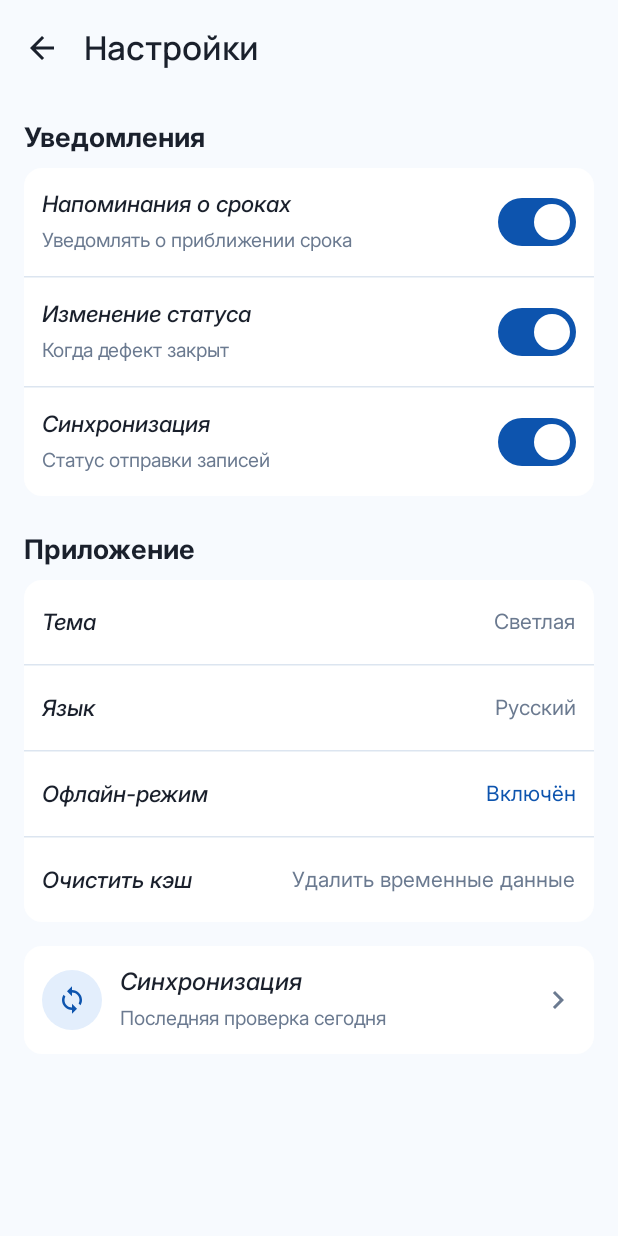
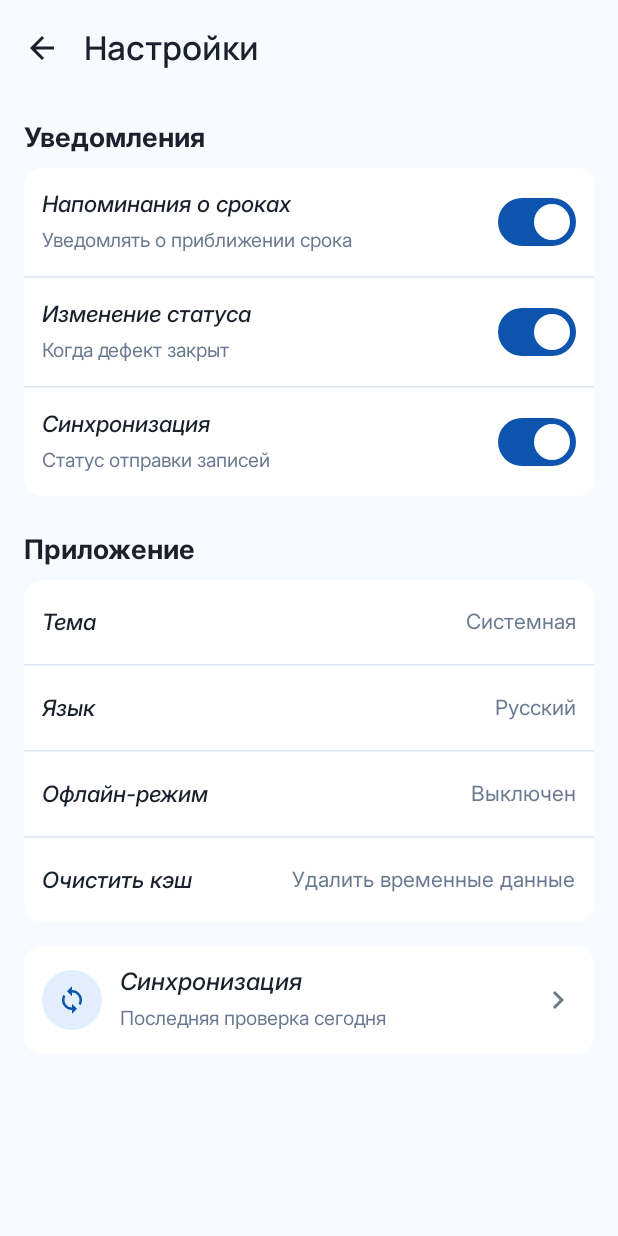
Before and after one commit to zMari-3/SuperStroy, an Android app built with Jetpack Compose: the SettingsScreen screen opened through its navigation route, on a phone screen of 412 x 824 dp. Run offline under Robolectric (Android 15) with nearby library versions, the phone set to English and light mode, and no system bars; our stand-ins replace Dagger/Hilt's generated code; libraries missing offline, so code that uses them is left out: androidx.hilt.lifecycle.

Commit message:
feat: add setting feature

```diff
--- a/superStroy/app/build.gradle.kts
+++ b/superStroy/app/build.gradle.kts
@@ -107,4 +107,5 @@ dependencies {
     implementation("com.jakewharton.retrofit:retrofit2-kotlinx-serialization-converter:1.0.0")
 
     implementation("io.coil-kt:coil-compose:2.6.0")
+    implementation(libs.androidx.datastore.preferences)
 }
--- a/superStroy/app/src/main/java/com/example/superstroy/MainActivity.kt
+++ b/superStroy/app/src/main/java/com/example/superstroy/MainActivity.kt
@@ -4,24 +4,50 @@ import android.os.Bundle
 import androidx.activity.ComponentActivity
 import androidx.activity.compose.setContent
 import androidx.activity.enableEdgeToEdge
+import androidx.compose.foundation.isSystemInDarkTheme
+import androidx.compose.foundation.layout.fillMaxSize
+import androidx.compose.material3.MaterialTheme
+import androidx.compose.material3.Surface
 import androidx.compose.material3.Text
 import androidx.compose.runtime.Composable
+import androidx.compose.runtime.collectAsState
+import androidx.compose.runtime.getValue
 import androidx.compose.ui.Modifier
 import androidx.compose.ui.tooling.preview.Preview
+import androidx.hilt.lifecycle.viewmodel.compose.hiltViewModel
 import androidx.navigation.compose.rememberNavController
 import com.example.superstroy.presentation.navigation.AppNavigation
 import com.example.superstroy.presentation.ui.theme.SuperStroyTheme
+import com.example.superstroy.presentation.viewmodel.SettingsViewModel
 import dagger.hilt.android.AndroidEntryPoint
 
 @AndroidEntryPoint
 class MainActivity : ComponentActivity() {
     override fun onCreate(savedInstanceState: Bundle?) {
         super.onCreate(savedInstanceState)
-        enableEdgeToEdge()
         setContent {
-            SuperStroyTheme {
-                val navController = rememberNavController()
-                AppNavigation(navController)
+            // Подключаем ViewModel для чтения темы
+            val settingsViewModel: SettingsViewModel = hiltViewModel()
+            val themeString by settingsViewModel.theme.collectAsState()
+
+            // Определяем, какая тема должна быть включена
+            val darkTheme = when (themeString) {
+                "Темная" -> true
+                "Светлая" -> false
+                else -> isSystemInDarkTheme() // "Системная"
+            }
+
+            SuperStroyTheme(
+                darkTheme = darkTheme,
+                dynamicColor = false // Отключаем Material You, чтобы цвета были как в Figma
+            ) {
+                Surface(
+                    modifier = Modifier.fillMaxSize(),
+                    color = MaterialTheme.colorScheme.background
+                ) {
+                    val navController = rememberNavController()
+                    AppNavigation(navController)
+                }
             }
         }
     }
--- a/superStroy/app/src/main/java/com/example/superstroy/data/di/DatabaseModule.kt
+++ b/superStroy/app/src/main/java/com/example/superstroy/data/di/DatabaseModule.kt
@@ -4,6 +4,7 @@ import android.content.Context
 import androidx.room.Room
 import com.example.superstroy.data.local.AppDatabase
 import com.example.superstroy.data.local.DefectDao
+import com.example.superstroy.data.local.SettingsPreferences
 import dagger.Module
 import dagger.Provides
 import dagger.hilt.InstallIn
@@ -39,4 +40,10 @@ object DatabaseModule {
     fun provideApplicationScope(): CoroutineScope {
         return CoroutineScope(SupervisorJob() + Dispatchers.Default)
     }
+
+    @Provides
+    @Singleton
+    fun provideSettingsPreferences(@ApplicationContext context: Context): SettingsPreferences {
+        return SettingsPreferences(context)
+    }
 }
--- /dev/null
+++ b/superStroy/app/src/main/java/com/example/superstroy/data/local/SettingsPreferences.kt
@@ -0,0 +1,48 @@
+package com.example.superstroy.data.local
+
+import android.content.Context
+import androidx.compose.runtime.Composable
+import androidx.datastore.preferences.core.booleanPreferencesKey
+import androidx.datastore.preferences.core.edit
+import androidx.datastore.preferences.core.stringPreferencesKey
+import androidx.datastore.preferences.preferencesDataStore
+import com.example.superstroy.presentation.ui.theme.SuperStroyTheme
+import kotlinx.coroutines.flow.Flow
+import kotlinx.coroutines.flow.map
+
+private val Context.dataStore by preferencesDataStore(name = "settings_prefs")
+
+class SettingsPreferences(private val context: Context) {
+
+    companion object {
+        val REMINDERS_KEY = booleanPreferencesKey("reminders_enabled")
+        val STATUS_CHANGES_KEY = booleanPreferencesKey("status_changes_enabled")
+        val SYNC_ENABLED_KEY = booleanPreferencesKey("sync_enabled")
+        val OFFLINE_MODE_KEY = booleanPreferencesKey("offline_mode_enabled")
+        val THEME_KEY = stringPreferencesKey("app_theme")
+    }
+
+    // Чтение настроек (Flow)
+    val remindersEnabled: Flow<Boolean> = context.dataStore.data.map { it[REMINDERS_KEY] ?: true }
+    val statusChangesEnabled: Flow<Boolean> = context.dataStore.data.map { it[STATUS_CHANGES_KEY] ?: true }
+    val syncEnabled: Flow<Boolean> = context.dataStore.data.map { it[SYNC_ENABLED_KEY] ?: true }
+    val offlineModeEnabled: Flow<Boolean> = context.dataStore.data.map { it[OFFLINE_MODE_KEY] ?: false }
+    val theme: Flow<String> = context.dataStore.data.map { it[THEME_KEY] ?: "Системная" }
+
+    // Сохранение настроек (suspend)
+    suspend fun setRemindersEnabled(enabled: Boolean) {
+        context.dataStore.edit { it[REMINDERS_KEY] = enabled }
+    }
+    suspend fun setStatusChangesEnabled(enabled: Boolean) {
+        context.dataStore.edit { it[STATUS_CHANGES_KEY] = enabled }
+    }
+    suspend fun setSyncEnabled(enabled: Boolean) {
+        context.dataStore.edit { it[SYNC_ENABLED_KEY] = enabled }
+    }
+    suspend fun setOfflineModeEnabled(enabled: Boolean) {
+        context.dataStore.edit { it[OFFLINE_MODE_KEY] = enabled }
+    }
+    suspend fun setTheme(themeName: String) {
+        context.dataStore.edit { it[THEME_KEY] = themeName }
+    }
+}
--- a/superStroy/app/src/main/java/com/example/superstroy/presentation/screens/SettingsScreen.kt
+++ b/superStroy/app/src/main/java/com/example/superstroy/presentation/screens/SettingsScreen.kt
@@ -1,5 +1,6 @@
 package com.example.superstroy.presentation.screens
 
+import android.widget.Toast
 import androidx.compose.foundation.background
 import androidx.compose.foundation.clickable
 import androidx.compose.foundation.layout.*
@@ -12,20 +13,38 @@ import androidx.compose.material.icons.automirrored.filled.KeyboardArrowRight
 import androidx.compose.material.icons.filled.Sync
 import androidx.compose.material3.*
 import androidx.compose.runtime.Composable
+import androidx.compose.runtime.collectAsState
+import androidx.compose.runtime.getValue
+import androidx.compose.runtime.mutableStateOf
+import androidx.compose.runtime.remember
+import androidx.compose.runtime.setValue
 import androidx.compose.ui.Alignment
 import androidx.compose.ui.Modifier
 import androidx.compose.ui.graphics.Color
+import androidx.compose.ui.platform.LocalContext
 import androidx.compose.ui.text.font.FontWeight
 import androidx.compose.ui.unit.dp
 import androidx.compose.ui.unit.sp
+import androidx.hilt.lifecycle.viewmodel.compose.hiltViewModel
 import com.example.superstroy.presentation.ui.componets.navigation.AppTopBar
 import com.example.superstroy.presentation.ui.theme.Dimens
+import com.example.superstroy.presentation.viewmodel.SettingsViewModel
 
 @Composable
 fun SettingsScreen(
     onBackClick: () -> Unit,
-    onSyncClick: () -> Unit
+    onSyncClick: () -> Unit,
+    viewModel: SettingsViewModel = hiltViewModel()
 ) {
+    val context = LocalContext.current
+
+    // Считываем состояния из ViewModel
+    val reminders by viewModel.remindersEnabled.collectAsState()
+    val statusChanges by viewModel.statusChangesEnabled.collectAsState()
+    val sync by viewModel.syncEnabled.collectAsState()
+    val offlineMode by viewModel.offlineModeEnabled.collectAsState()
+    val theme by viewModel.theme.collectAsState()
+
     Scaffold(
         topBar = { AppTopBar(title = "Настройки", onBackClick = onBackClick) },
         containerColor = MaterialTheme.colorScheme.background
@@ -43,11 +62,26 @@ fun SettingsScreen(
             Spacer(modifier = Modifier.height(Dimens.SpaceS))
 
             SettingCard {
-                SettingSwitchRow("Напоминания о сроках", "Уведомлять о приближении срока", true)
+                SettingSwitchRow(
+                    title = "Напоминания о сроках",
+                    subtitle = "Уведомлять о приближении срока",
+                    isChecked = reminders,
+                    onCheckedChange = { viewModel.toggleReminders(it) } // <--- Работает
+                )
                 HorizontalDivider(color = MaterialTheme.colorScheme.surfaceVariant)
-                SettingSwitchRow("Изменение статуса", "Когда дефект закрыт", true)
+                SettingSwitchRow(
+                    title = "Изменение статуса",
+                    subtitle = "Когда дефект закрыт",
+                    isChecked = statusChanges,
+                    onCheckedChange = { viewModel.toggleStatusChanges(it) } // <--- Работает
+                )
                 HorizontalDivider(color = MaterialTheme.colorScheme.surfaceVariant)
-                SettingSwitchRow("Синхронизация", "Статус отправки записей", true)
+                SettingSwitchRow(
+                    title = "Синхронизация",
+                    subtitle = "Статус отправки записей",
+                    isChecked = sync,
+                    onCheckedChange = { viewModel.toggleSync(it) } // <--- Работает
+                )
             }
 
             Spacer(modifier = Modifier.height(Dimens.SpaceXL))
@@ -56,27 +90,46 @@ fun SettingsScreen(
             Spacer(modifier = Modifier.height(Dimens.SpaceS))
 
             SettingCard {
-                SettingTextRow("Тема", "Светлая")
+                SettingTextRow(
+                    title = "Тема",
+                    value = theme,
+                    onClick = {
+                        // Смена темы по клику
+                        viewModel.changeTheme(if (theme == "Светлая") "Темная" else "Светлая")
+                        Toast.makeText(context, "Тема изменена на: ${if (theme == "Светлая") "Темная" else "Светлая"}", Toast.LENGTH_SHORT).show()
+                    }
+                )
                 HorizontalDivider(color = MaterialTheme.colorScheme.surfaceVariant)
-                SettingTextRow("Язык", "Русский")
+                SettingTextRow(
+                    title = "Язык",
+                    value = "Русский",
+                    onClick = { Toast.makeText(context, "Смена языка в разработке", Toast.LENGTH_SHORT).show() }
+                )
                 HorizontalDivider(color = MaterialTheme.colorScheme.surfaceVariant)
-                SettingTextRow("Офлайн-режим", "Включён", valueColor = MaterialTheme.colorScheme.primary)
+                SettingTextRow(
+                    title = "Офлайн-режим",
+                    value = if (offlineMode) "Включён" else "Выключен",
+                    valueColor = if (offlineMode) MaterialTheme.colorScheme.primary else MaterialTheme.colorScheme.onSurfaceVariant,
+                    onClick = { viewModel.toggleOfflineMode(!offlineMode) }
+                )
                 HorizontalDivider(color = MaterialTheme.colorScheme.surfaceVariant)
-                SettingTextRow("Очистить кэш", "Удалить временные данные")
+                SettingTextRow(
+                    title = "Очистить кэш",
+                    value = "Удалить временные данные",
+                    onClick = { Toast.makeText(context, "Кэш очищен", Toast.LENGTH_SHORT).show() }
+                )
             }
 
             Spacer(modifier = Modifier.height(Dimens.SpaceL))
 
-            // Кнопка перехода на экран Синхронизации
             SettingCard {
                 Row(
                     modifier = Modifier
                         .fillMaxWidth()
-                        .clickable { onSyncClick() } // <--- Обработчик клика
+                        .clickable { onSyncClick() } //Переход на экран синхронизации
                         .padding(Dimens.SpaceM),
                     verticalAlignment = Alignment.CenterVertically
                 ) {
-                    // Иконка в кружочке
                     Box(
                         modifier = Modifier
                             .size(40.dp)
@@ -108,9 +161,9 @@ fun SettingsScreen(
 
             Spacer(modifier = Modifier.height(Dimens.SpaceXL))
         }
+
     }
 }
-
 
 @Composable
 fun SettingCard(content: @Composable () -> Unit) {
@@ -124,7 +177,12 @@ fun SettingCard(content: @Composable () -> Unit) {
 }
 
 @Composable
-fun SettingSwitchRow(title: String, subtitle: String, initialChecked: Boolean) {
+fun SettingSwitchRow(
+    title: String,
+    subtitle: String,
+    isChecked: Boolean,
+    onCheckedChange: (Boolean) -> Unit
+) {
     Row(
         modifier = Modifier
             .fillMaxWidth()
@@ -137,19 +195,24 @@ fun SettingSwitchRow(title: String, subtitle: String, initialChecked: Boolean) {
             Text(subtitle, fontSize = 13.sp, color = MaterialTheme.colorScheme.onSurfaceVariant)
         }
         Switch(
-            checked = initialChecked,
-            onCheckedChange = { /* TODO: Сохранить настройку в DataStore */ },
+            checked = isChecked,
+            onCheckedChange = onCheckedChange,
             colors = SwitchDefaults.colors(checkedTrackColor = MaterialTheme.colorScheme.primary)
         )
     }
 }
 
 @Composable
-fun SettingTextRow(title: String, value: String, valueColor: Color = MaterialTheme.colorScheme.onSurfaceVariant) {
+fun SettingTextRow(
+    title: String,
+    value: String,
+    valueColor: Color = MaterialTheme.colorScheme.onSurfaceVariant,
+    onClick: () -> Unit
+) {
     Row(
         modifier = Modifier
             .fillMaxWidth()
-            .clickable { /* TODO */ }
+            .clickable { onClick() }
             .padding(horizontal = Dimens.SpaceM, vertical = Dimens.SpaceL),
         horizontalArrangement = Arrangement.SpaceBetween,
         verticalAlignment = Alignment.CenterVertically
--- /dev/null
+++ b/superStroy/app/src/main/java/com/example/superstroy/presentation/viewmodel/SettingsViewModel.kt
@@ -0,0 +1,60 @@
+package com.example.superstroy.presentation.viewmodel
+
+import androidx.lifecycle.ViewModel
+import androidx.lifecycle.viewModelScope
+import com.example.superstroy.data.local.SettingsPreferences
+import dagger.hilt.android.lifecycle.HiltViewModel
+import kotlinx.coroutines.flow.SharingStarted
+import kotlinx.coroutines.flow.stateIn
+import kotlinx.coroutines.launch
+import javax.inject.Inject
+
+@HiltViewModel
+class SettingsViewModel @Inject constructor(
+    private val preferences: SettingsPreferences
+) : ViewModel() {
+
+    // Превращаем Flow в StateFlow, чтобы Compose мог их читать
+    val remindersEnabled = preferences.remindersEnabled.stateIn(
+        scope = viewModelScope,
+        started = SharingStarted.WhileSubscribed(5000),
+        initialValue = true
+    )
+    val statusChangesEnabled = preferences.statusChangesEnabled.stateIn(
+        scope = viewModelScope,
+        started = SharingStarted.WhileSubscribed(5000),
+        initialValue = true
+    )
+    val syncEnabled = preferences.syncEnabled.stateIn(
+        scope = viewModelScope,
+        started = SharingStarted.WhileSubscribed(5000),
+        initialValue = true
+    )
+    val offlineModeEnabled = preferences.offlineModeEnabled.stateIn(
+        scope = viewModelScope,
+        started = SharingStarted.WhileSubscribed(5000),
+        initialValue = false
+    )
+    val theme = preferences.theme.stateIn(
+        scope = viewModelScope,
+        started = SharingStarted.WhileSubscribed(5000),
+        initialValue = "Светлая"
+    )
+
+    // Методы для обновления настроек
+    fun toggleReminders(enabled: Boolean) {
+        viewModelScope.launch { preferences.setRemindersEnabled(enabled) }
+    }
+    fun toggleStatusChanges(enabled: Boolean) {
+        viewModelScope.launch { preferences.setStatusChangesEnabled(enabled) }
+    }
+    fun toggleSync(enabled: Boolean) {
+        viewModelScope.launch { preferences.setSyncEnabled(enabled) }
+    }
+    fun toggleOfflineMode(enabled: Boolean) {
+        viewModelScope.launch { preferences.setOfflineModeEnabled(enabled) }
+    }
+    fun changeTheme(newTheme: String) {
+        viewModelScope.launch { preferences.setTheme(newTheme) }
+    }
+}
--- a/superStroy/gradle/libs.versions.toml
+++ b/superStroy/gradle/libs.versions.toml
@@ -22,6 +22,7 @@ navigationCompose = "2.10.2"
 foundation = "1.12.1"
 uiText = "1.12.1"
 material3Version = "1.5.0"
+datastore = "1.1.1"
 
 [libraries]
 androidx-core-ktx = { group = "androidx.core", name = "core-ktx", version.ref = "coreKtx" }
@@ -69,6 +70,7 @@ androidx-compose-foundation = { group = "androidx.compose.foundation", name = "f
 androidx-compose-ui-text = { group = "androidx.compose.ui", name = "ui-text", version.ref = "uiText" }
 material3 = { group = "androidx.compose.material3", name = "material3", version.ref = "material3Version" }
 
+androidx-datastore-preferences = { group = "androidx.datastore", name = "datastore-preferences", version.ref = "datastore" }
 
 [plugins]
 android-application = { id = "com.android.application", version.ref = "agp" }
```
